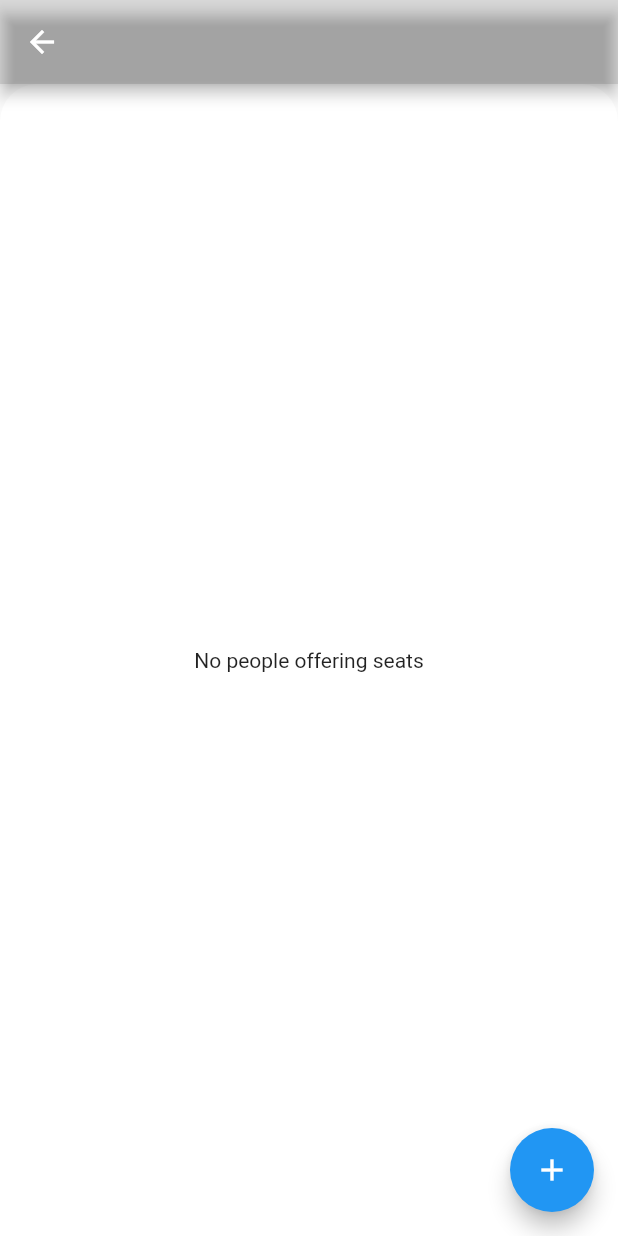
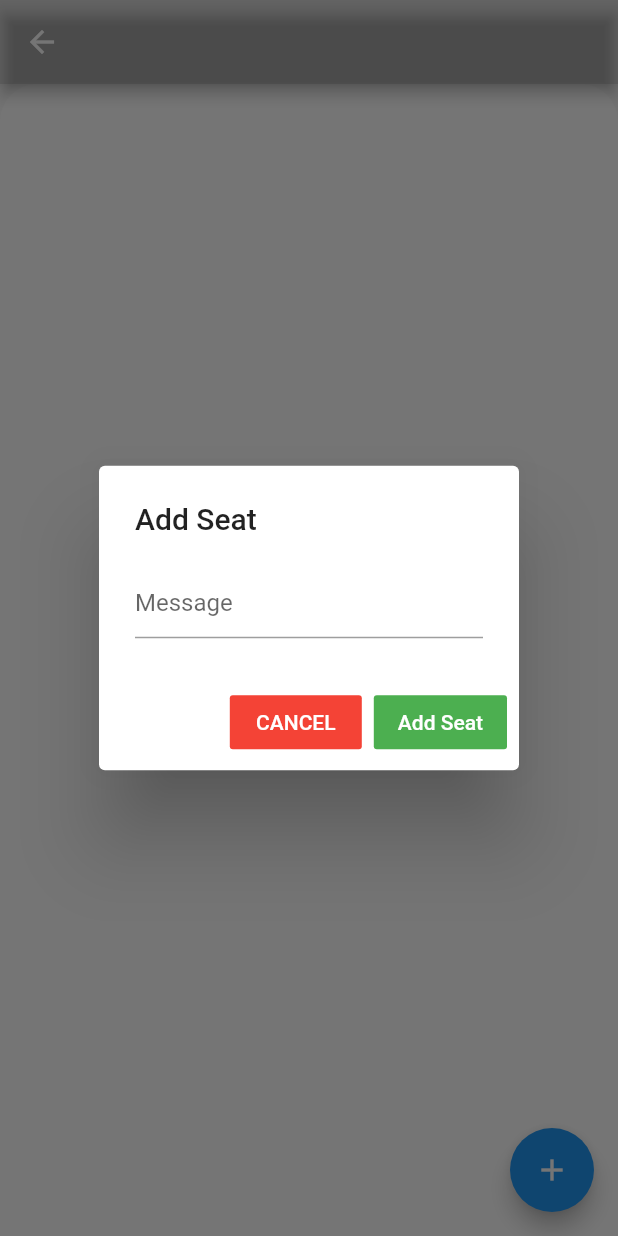
Before and after one commit to allwllyn/iSits, a Flutter app: the SeatScreen screen opened directly with empty values, after a tap on the "add" icon, on a phone screen of 412 x 824 dp. Run offline on Flutter 3.47's test engine with Material 2 defaults, Android fonts, the phone set to English and light mode, and no system bars; our stand-ins replace cloud_firestore, firebase_auth, firebase_core, google_sign_in; accounts and stored records are empty.

Commit message:
add seat button started

```diff
--- a/lib/screens/seats_screen.dart
+++ b/lib/screens/seats_screen.dart
@@ -1,10 +1,12 @@
 //import 'dart:html';
 
 import 'package:cloud_firestore/cloud_firestore.dart';
+import 'package:firebase_auth/firebase_auth.dart';
 import 'package:flutter/material.dart';
 import 'package:isits/models/user.dart';
+import 'package:provider/provider.dart';
 
-class SeatScreen extends StatelessWidget {
+class SeatScreen extends StatefulWidget {
   //final UserModel currentUser;
   final String locationId;
   final String receiverName;
@@ -16,6 +18,19 @@ class SeatScreen extends StatelessWidget {
     required this.receiverName,
     //required this.receiverImage,
   });
+
+  @override
+  State<SeatScreen> createState() => _SeatScreenState();
+}
+
+class _SeatScreenState extends State<SeatScreen> {
+  final _postController = TextEditingController();
+  final FirebaseAuth _auth = FirebaseAuth.instance;
+  final FirebaseFirestore _db = FirebaseFirestore.instance;
+  CollectionReference seats =
+      FirebaseFirestore.instance.collection("locations");
+  late String valueText;
+  late String seatText;
 
   @override
   Widget build(BuildContext context) {
@@ -35,7 +50,7 @@ class SeatScreen extends StatelessWidget {
               width: 5,
             ),
             Text(
-              receiverName,
+              widget.receiverName,
               style: TextStyle(fontSize: 20),
             ),
           ],
@@ -43,7 +58,9 @@ class SeatScreen extends StatelessWidget {
       ),
       floatingActionButton: FloatingActionButton(
         child: const Icon(Icons.add),
-        onPressed: () {},
+        onPressed: () {
+          addSeat();
+        },
       ),
       body: Column(
         children: [
@@ -60,7 +77,7 @@ class SeatScreen extends StatelessWidget {
               child: StreamBuilder(
                   stream: FirebaseFirestore.instance
                       .collection('locations')
-                      .doc(locationId)
+                      .doc(widget.locationId)
                       .collection('seats')
                       .snapshots(),
                   builder: (context, AsyncSnapshot snapshot) {
@@ -97,4 +114,56 @@ class SeatScreen extends StatelessWidget {
       ),
     );
   }
+
+  void addSeat() async {
+    //await _db.collection("posts").add({"message": "Random stuff can go here"});
+    _displayTextInputDialog(context);
+  }
+
+  Future<void> _displayTextInputDialog(BuildContext context) async {
+    return showDialog(
+        context: context,
+        builder: (context) {
+          return AlertDialog(
+            title: Text('Add Seat'),
+            content: TextField(
+              onChanged: (value) {
+                setState(() {
+                  valueText = value;
+                });
+              },
+              controller: _postController,
+              decoration: InputDecoration(hintText: "Message"),
+            ),
+            actions: <Widget>[
+              FlatButton(
+                color: Colors.red,
+                textColor: Colors.white,
+                child: Text('CANCEL'),
+                onPressed: () {
+                  setState(() {
+                    Navigator.pop(context);
+                  });
+                },
+              ),
+              FlatButton(
+                color: Colors.green,
+                textColor: Colors.white,
+                child: Text('Add Seat'),
+                onPressed: () async {
+                  seatText = valueText;
+                  await _db
+                      .collection("locations")
+                      .doc(widget.locationId)
+                      .collection("seats")
+                      .add({"message": seatText, "Time": DateTime.now()});
+                  setState(() {
+                    Navigator.pop(context);
+                  });
+                },
+              ),
+            ],
+          );
+        });
+  }
 }
```
